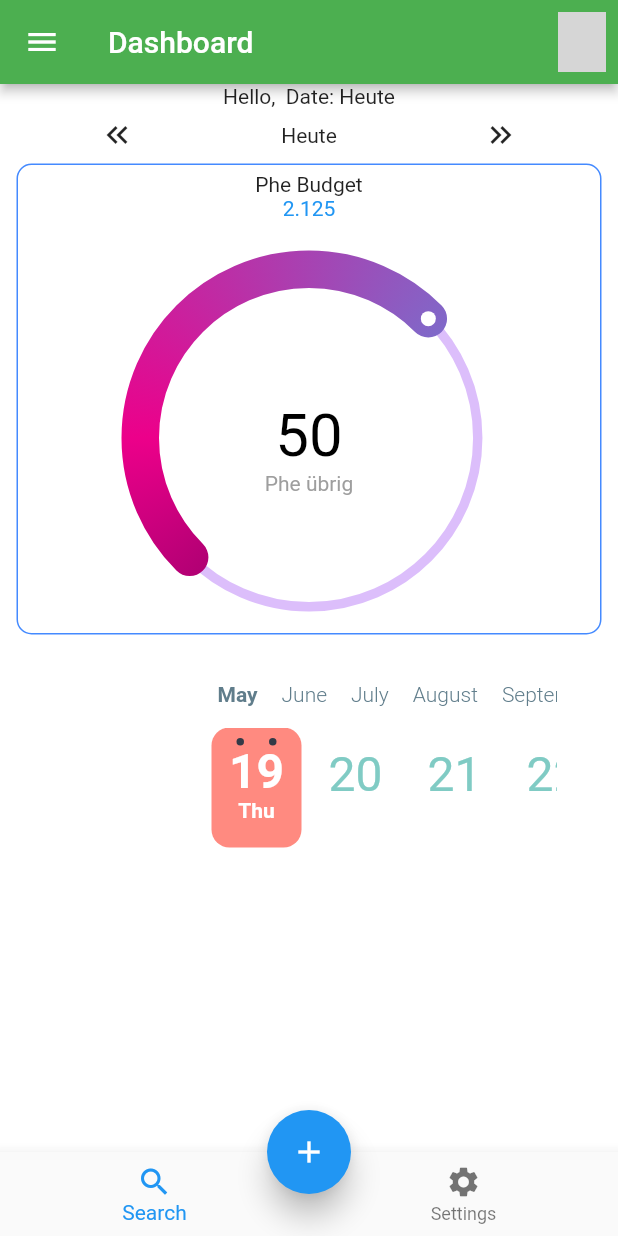
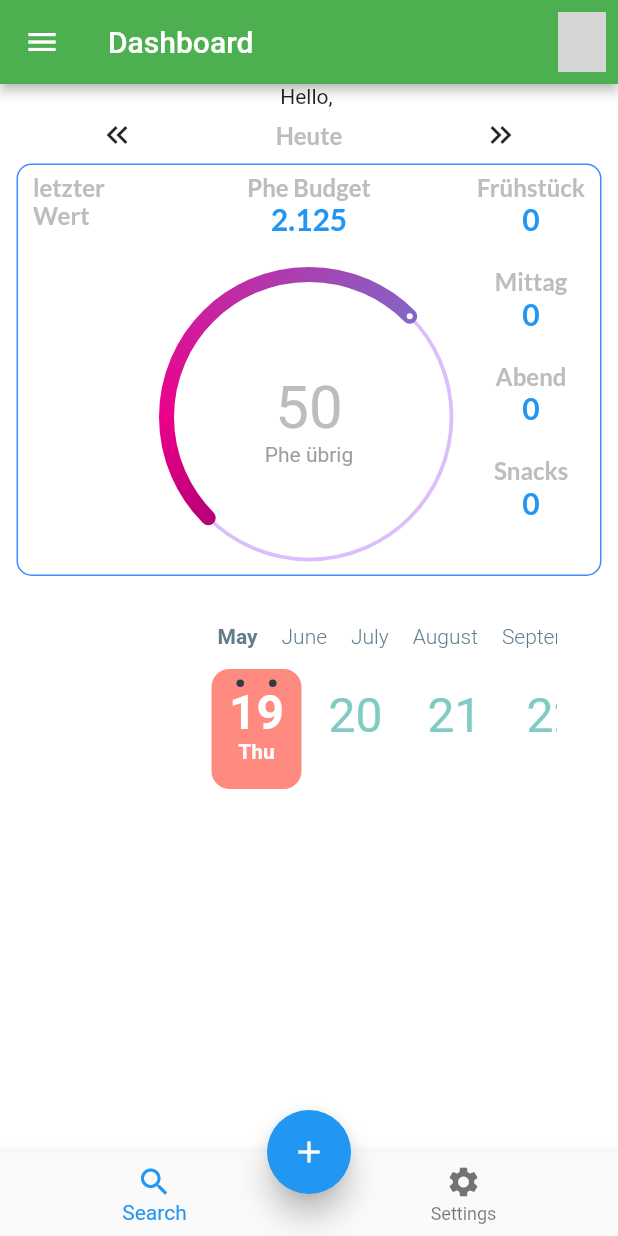
Before and after one commit to ThomasShelby81/IsiPhe, a Flutter app: the Dashboard screen opened directly with empty values, on a phone screen of 412 x 824 dp. Run offline on Flutter 3.47's test engine with Material 2 defaults, Android fonts, the light colour scheme and no system bars; drawn by our look-alikes of calendar_timeline, flutter_speed_dial, sleek_circular_slider; our stand-ins replace bloc, equatable, firebase_auth, firebase_core, flutter_bloc, google_fonts; accounts and stored records are empty; network calls fail; grey boxes are pictures that could not be loaded.

Commit message:
improvements on Gui

```diff
--- a/lib/main.dart
+++ b/lib/main.dart
@@ -1,6 +1,7 @@
 import 'package:firebase_core/firebase_core.dart';
 import 'package:flutter/material.dart';
 import 'package:flutter_bloc/flutter_bloc.dart';
+import 'package:google_fonts/google_fonts.dart';
 import 'package:isiphe/blocs/authentication_bloc/authentication_bloc.dart';
 import 'package:isiphe/blocs/currentdate_bloc/currentdate_bloc_bloc.dart';
 import 'package:isiphe/screens/dashboard.dart';
@@ -41,6 +42,16 @@ class MyApp extends StatelessWidget {
       debugShowCheckedModeBanner: true,
       title: 'Isi Phe',
       theme: ThemeData(
+          textTheme: TextTheme(
+            headline1: GoogleFonts.lato(
+                fontSize: 16,
+                textStyle: TextStyle(
+                    color: Colors.grey.shade400, fontWeight: FontWeight.bold)),
+            headline2: GoogleFonts.lato(
+                fontSize: 20,
+                textStyle: const TextStyle(
+                    color: Colors.blue, fontWeight: FontWeight.bold)),
+          ),
           primaryColor: const Color(0xff6a515e),
           textSelectionTheme: const TextSelectionThemeData(
             cursorColor: Color(0xff6a515e),
--- a/lib/screens/dashboard.dart
+++ b/lib/screens/dashboard.dart
@@ -6,6 +6,7 @@ import 'package:flutter_speed_dial/flutter_speed_dial.dart';
 import 'package:intl/intl.dart';
 import 'package:isiphe/blocs/authentication_bloc/authentication_bloc.dart';
 import 'package:isiphe/blocs/currentdate_bloc/currentdate_bloc_bloc.dart';
+import 'package:isiphe/widgets/meal.dart';
 import 'package:sleek_circular_slider/sleek_circular_slider.dart';
 
 class Dashboard extends StatefulWidget {
@@ -92,12 +93,7 @@ class _Dashboard extends State<Dashboard> with TickerProviderStateMixin {
             Center(
               child: BlocBuilder<CurrentDateBloc, CurrentDateBlocState>(
                 builder: (context, state) {
-                  var dateString = _dateFormat.format(state.date);
-                  if (isCurrentDate(state.date)) {
-                    dateString = 'Heute';
-                  }
-
-                  return Text('Hello, ${widget.user.email} Date: $dateString');
+                  return Text('Hello, ${widget.user.email}');
                 },
               ),
             ),
@@ -111,6 +107,7 @@ class _Dashboard extends State<Dashboard> with TickerProviderStateMixin {
               */
               child: Row(
                   mainAxisAlignment: MainAxisAlignment.spaceBetween,
+                  crossAxisAlignment: CrossAxisAlignment.center,
                   children: [
                     GestureDetector(
                       child: Container(
@@ -130,7 +127,10 @@ class _Dashboard extends State<Dashboard> with TickerProviderStateMixin {
                           dateString = 'Heute';
                         }
 
-                        return Text(dateString);
+                        return Text(
+                          dateString,
+                          style: Theme.of(context).textTheme.headline1,
+                        );
                       },
                     ),
                     GestureDetector(
@@ -152,52 +152,13 @@ class _Dashboard extends State<Dashboard> with TickerProviderStateMixin {
                     borderRadius: const BorderRadius.all(Radius.circular(10))),
                 margin: const EdgeInsets.all(1),
                 padding: const EdgeInsets.all(5),
-                child: Column(children: [
-                  const Text('Phe Budget'),
-                  const Text(
-                    '2.125',
-                    style: TextStyle(color: Colors.blue),
-                  ),
-                  const SizedBox(
-                    height: 20,
-                  ),
-                  Center(
-                    child: SleekCircularSlider(
-                      min: 0,
-                      max: 100,
-                      initialValue: 50,
-                      appearance: const CircularSliderAppearance(
-                        spinnerMode: false,
-                        size: 250,
-                        angleRange: 360.0,
-                        startAngle: 135,
-                        animationEnabled: true,
-                      ),
-                      innerWidget: (double value) {
-                        return Column(
-                          children: <Widget>[
-                            const SizedBox(height: 100),
-                            Container(
-                                child: Column(
-                              children: [
-                                Text(
-                                  NumberFormat.decimalPattern('de')
-                                      .format(value),
-                                  style: const TextStyle(
-                                      color: Colors.black, fontSize: 40),
-                                ),
-                                const Text(
-                                  'Phe übrig',
-                                  style: TextStyle(color: Colors.grey),
-                                )
-                              ],
-                            )),
-                          ],
-                        );
-                      },
-                    ),
-                  ),
-                ])),
+                child: Stack(
+                  children: [
+                    _buildLeftRow(),
+                    _buildCentralWidget(),
+                    _buildRightWidget()
+                  ],
+                )),
             Container(
               margin: const EdgeInsets.all(1),
               padding: const EdgeInsets.all(30),
@@ -359,4 +320,95 @@ class _Dashboard extends State<Dashboard> with TickerProviderStateMixin {
         date.month == DateTime.now().month &&
         date.year == DateTime.now().year;
   }
+
+  _buildLeftRow() {
+    return Positioned(
+        left: 5,
+        child: Container(
+          decoration: BoxDecoration(borderRadius: BorderRadius.circular(18)),
+          constraints: const BoxConstraints(
+            maxWidth: 100,
+          ),
+          child: Text(
+            'letzter\nWert',
+            style: Theme.of(context).textTheme.headline1,
+          ),
+        ));
+  }
+
+  _buildCentralWidget() {
+    return Positioned(
+      child: Column(
+          mainAxisAlignment: MainAxisAlignment.start,
+          crossAxisAlignment: CrossAxisAlignment.center,
+          children: [
+            Text(
+              'Phe Budget',
+              style: Theme.of(context).textTheme.headline1,
+            ),
+            Text(
+              '2.125',
+              style: Theme.of(context).textTheme.headline2,
+            ),
+            const SizedBox(
+              height: 20,
+            ),
+            Center(
+              child: SleekCircularSlider(
+                min: 0,
+                max: 100,
+                initialValue: 50,
+                appearance: CircularSliderAppearance(
+                    spinnerMode: false,
+                    size: 200,
+                    angleRange: 360.0,
+                    startAngle: 135,
+                    animationEnabled: true,
+                    customWidths: CustomSliderWidths(progressBarWidth: 10)),
+                innerWidget: (double value) {
+                  return Column(
+                    children: <Widget>[
+                      const SizedBox(height: 70),
+                      Container(
+                          child: Column(
+                        children: [
+                          Text(
+                            NumberFormat.decimalPattern('de').format(value),
+                            style: TextStyle(
+                                color: Colors.grey.shade400, fontSize: 40),
+                          ),
+                          const Text(
+                            'Phe übrig',
+                            style: TextStyle(color: Colors.grey),
+                          )
+                        ],
+                      )),
+                    ],
+                  );
+                },
+              ),
+            ),
+          ]),
+    );
+  }
+
+  _buildRightWidget() {
+    return Positioned(
+      right: 5,
+      child: Container(
+        /**decoration: BoxDecoration(
+            border: Border.all(color: Colors.blueAccent),
+            borderRadius: const BorderRadius.all(Radius.circular(10))),*/
+        child: Column(
+          mainAxisAlignment: MainAxisAlignment.spaceBetween,
+          children: const [
+            Meal(name: 'Frühstück', phe: 0),
+            Meal(name: 'Mittag', phe: 0),
+            Meal(name: 'Abend', phe: 0),
+            Meal(name: 'Snacks', phe: 0),
+          ],
+        ),
+      ),
+    );
+  }
 }
--- /dev/null
+++ b/lib/widgets/meal.dart
@@ -0,0 +1,28 @@
+import 'package:flutter/material.dart';
+
+class Meal extends StatelessWidget {
+  final String name;
+  final int phe;
+
+  const Meal({Key? key, required this.name, required this.phe})
+      : super(key: key);
+
+  @override
+  Widget build(BuildContext context) {
+    return Container(
+      child: Column(children: [
+        Text(
+          name,
+          style: Theme.of(context).textTheme.headline1,
+        ),
+        Text(
+          phe.toString(),
+          style: Theme.of(context).textTheme.headline2,
+        ),
+        const SizedBox(
+          height: 20,
+        ),
+      ]),
+    );
+  }
+}
--- a/pubspec.yaml
+++ b/pubspec.yaml
@@ -43,6 +43,7 @@ dependencies:
   calendar_timeline: ^1.0.4
   intl: ^0.17.0
   sleek_circular_slider: ^2.0.1
+  google_fonts: ^2.3.2
 
 dev_dependencies:
   flutter_test:
```
Also changed, not shown: pubspec.lock, 1 other file.
